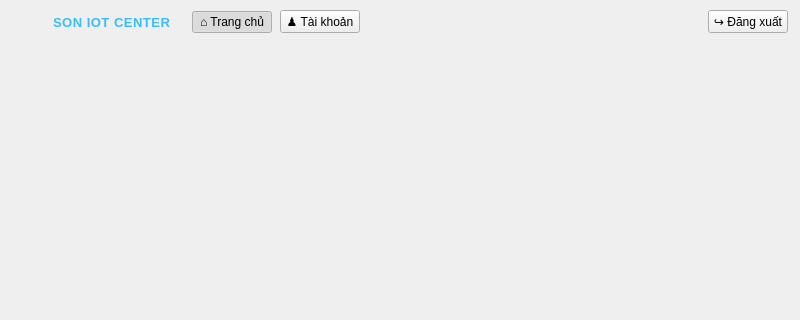
dinhquanghaICTU/OUT_SRC, file OUT_SRC_SON/OUT_SRC_SON/ui/MainWindow.ui: the form before one commit; both pictures show x 0 to 800 and y 0 to 320 of the 800 by 480 pixel window.
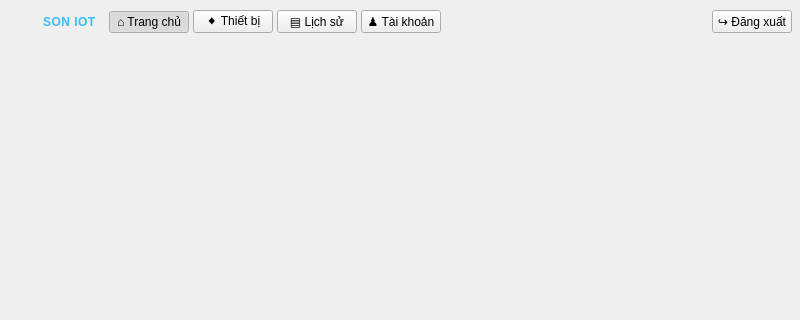
The form after the commit. Icons and pictures are not drawn.

Commit message: Update OUT_SRC: SCADA charts, history aggregation, UI and firmware improvements across projects

```diff
--- a/OUT_SRC_SON/OUT_SRC_SON/ui/MainWindow.ui
+++ b/OUT_SRC_SON/OUT_SRC_SON/ui/MainWindow.ui
@@ -52,16 +52,16 @@
       </property>
       <layout class="QHBoxLayout" name="sideBarLayout">
        <property name="spacing">
-        <number>8</number>
+        <number>4</number>
        </property>
        <property name="leftMargin">
-        <number>12</number>
+        <number>8</number>
        </property>
        <property name="topMargin">
         <number>4</number>
        </property>
        <property name="rightMargin">
-        <number>12</number>
+        <number>8</number>
        </property>
        <property name="bottomMargin">
         <number>4</number>
@@ -70,14 +70,14 @@
         <widget class="QLabel" name="sideLogo">
          <property name="minimumSize">
           <size>
-           <width>30</width>
-           <height>30</height>
+           <width>28</width>
+           <height>28</height>
           </size>
          </property>
          <property name="maximumSize">
           <size>
-           <width>30</width>
-           <height>30</height>
+           <width>28</width>
+           <height>28</height>
           </size>
          </property>
          <property name="pixmap">
@@ -91,10 +91,10 @@
        <item>
         <widget class="QLabel" name="appTitleLabel">
          <property name="text">
-          <string>SON IOT CENTER</string>
+          <string>SON IOT</string>
          </property>
          <property name="styleSheet">
-          <string notr="true">color: #38bdf8; font-size: 13px; font-weight: 900; letter-spacing: 0.5px; margin-right: 8px;</string>
+          <string notr="true">color: #38bdf8; font-size: 12px; font-weight: 900; letter-spacing: 0.5px; margin-right: 4px;</string>
          </property>
         </widget>
        </item>
@@ -117,6 +117,38 @@
          </property>
         </widget>
        </item>
+       <item>
+        <widget class="QPushButton" name="devicesButton">
+         <property name="toolTip">
+          <string>Quản lý thiết bị</string>
+         </property>
+         <property name="text">
+          <string>◆ Thiết bị</string>
+         </property>
+         <property name="checkable">
+          <bool>true</bool>
+         </property>
+         <property name="autoExclusive">
+          <bool>true</bool>
+         </property>
+        </widget>
+       </item>
+       <item>
+        <widget class="QPushButton" name="historyButton">
+         <property name="toolTip">
+          <string>Lịch sử dữ liệu</string>
+         </property>
+         <property name="text">
+          <string>▤ Lịch sử</string>
+         </property>
+         <property name="checkable">
+          <bool>true</bool>
+         </property>
+         <property name="autoExclusive">
+          <bool>true</bool>
+         </property>
+        </widget>
+       </item>
        <item>
         <widget class="QPushButton" name="usersButton">
          <property name="toolTip">
@@ -140,7 +172,7 @@
          </property>
          <property name="sizeHint" stdset="0">
           <size>
-           <width>40</width>
+           <width>10</width>
            <height>20</height>
           </size>
          </property>
```
The commit also changes 99 other files.
